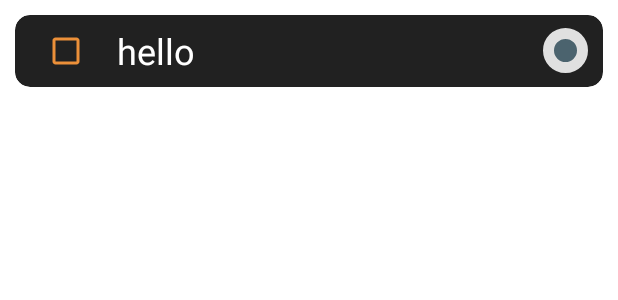
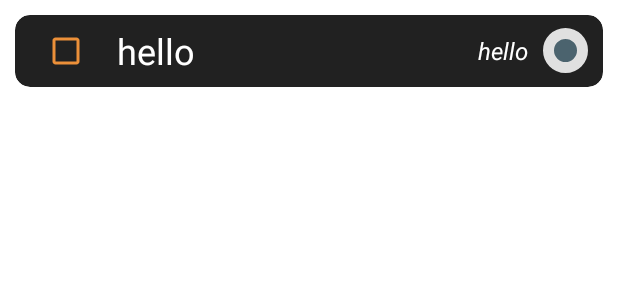
Before and after one commit to arshan05/todo2.0, an Android app: the layout task_item.xml on its own in the app's theme, with its tools: preview values and no code run, on a phone screen of 412 x 824 dp. Shown: the top 300 px of the screen. Run offline under Robolectric (Android 15) with nearby library versions, the phone set to English and light mode, and no system bars.

Commit message:
some changes with tags.

```diff
--- a/app/src/main/java/com/example/projecttodo/ProfileFragment.kt
+++ b/app/src/main/java/com/example/projecttodo/ProfileFragment.kt
@@ -22,7 +22,7 @@ import kotlinx.coroutines.launch
 
 class ProfileFragment : Fragment(), OnTagLongPressed {
     lateinit var adapter: ListAdapter<Tags, TagsViewHolder>
-    private val tagsViewModel: TagsViewModel by activityViewModels {
+    val tagsViewModel: TagsViewModel by activityViewModels {
         TagsViewModelFactory((activity?.application as TaskApplication).database.tagsDao())
     }
 
--- a/app/src/main/res/layout/fragment_home.xml
+++ b/app/src/main/res/layout/fragment_home.xml
@@ -8,7 +8,7 @@
 
     <androidx.recyclerview.widget.RecyclerView
         android:layout_width="match_parent"
-        android:layout_height="wrap_content"
+        android:layout_height="match_parent"
         android:id="@+id/recyclerView"
         />
     <com.google.android.material.floatingactionbutton.FloatingActionButton
@@ -21,5 +21,5 @@
         app:shapeAppearanceOverlay="@style/ShapeAppearanceOverlay.Material3.FloatingActionButton"
         app:srcCompat="@drawable/add"
         android:foregroundTint="#616161"
-        />
+        android:contentDescription="fab" />
 </FrameLayout>
--- a/app/src/main/res/layout/task_item.xml
+++ b/app/src/main/res/layout/task_item.xml
@@ -2,15 +2,23 @@
 <androidx.cardview.widget.CardView xmlns:android="http://schemas.android.com/apk/res/android"
     android:layout_height="wrap_content"
     android:layout_width="match_parent"
+    android:animateLayoutChanges="true"
     xmlns:app="http://schemas.android.com/apk/res-auto"
     android:layout_marginHorizontal="10dp"
     android:layout_marginTop="10dp"
     android:backgroundTint="@color/PRIMARY_700"
     android:id="@+id/card"
     app:cardCornerRadius="10dp">
+    <LinearLayout
+        android:layout_width="match_parent"
+        android:layout_height="wrap_content"
+        android:orientation="vertical">
+
         <RelativeLayout
             android:layout_width="match_parent"
-        android:layout_height="wrap_content">
+            android:layout_height="wrap_content"
+            android:orientation="horizontal"
+            >
             <CheckBox
                 android:layout_width="wrap_content"
                 android:layout_height="wrap_content"
@@ -28,6 +36,18 @@
                 android:textColor="@color/white"
                 android:textSize="24sp"
                 />
+            <TextView
+                android:layout_width="wrap_content"
+                android:layout_height="wrap_content"
+                android:text="hello"
+                android:id="@+id/inTagText"
+                android:layout_toLeftOf="@+id/inPriority"
+                android:layout_centerVertical="true"
+                android:textColor="@color/white"
+                android:textSize="16sp"
+                android:textStyle="italic"
+
+                />
             <View
                 android:id="@+id/inPriority"
                 android:layout_marginHorizontal="10dp"
@@ -37,4 +57,19 @@
                 android:layout_centerVertical="true"
                 android:background="@drawable/no" />
         </RelativeLayout>
+
+        <TextView
+            android:layout_width="wrap_content"
+            android:layout_height="wrap_content"
+            android:id="@+id/inDate"
+            android:padding="10dp"
+            android:layout_alignParentBottom="true"
+            android:text="22 Nov 2022"
+            android:layout_margin="10dp"
+            android:layout_marginTop="30dp"
+            android:textColor="@color/white"
+            android:textSize="16sp"
+            android:visibility="gone"
+            />
+    </LinearLayout>
 </androidx.cardview.widget.CardView>
```
Also changed, not shown: app/src/main/java/com/example/projecttodo/HomeFragment.kt (+34 -3 lines), app/src/main/java/com/example/projecttodo/MyAdapter.kt (+23 -0 lines), app/src/main/java/com/example/projecttodo/TimerFragment.kt (+8 -1 lines), app/src/main/res/layout/add_task.xml (+8 -8 lines). Lines whose indentation alone changed are shown as unchanged.
